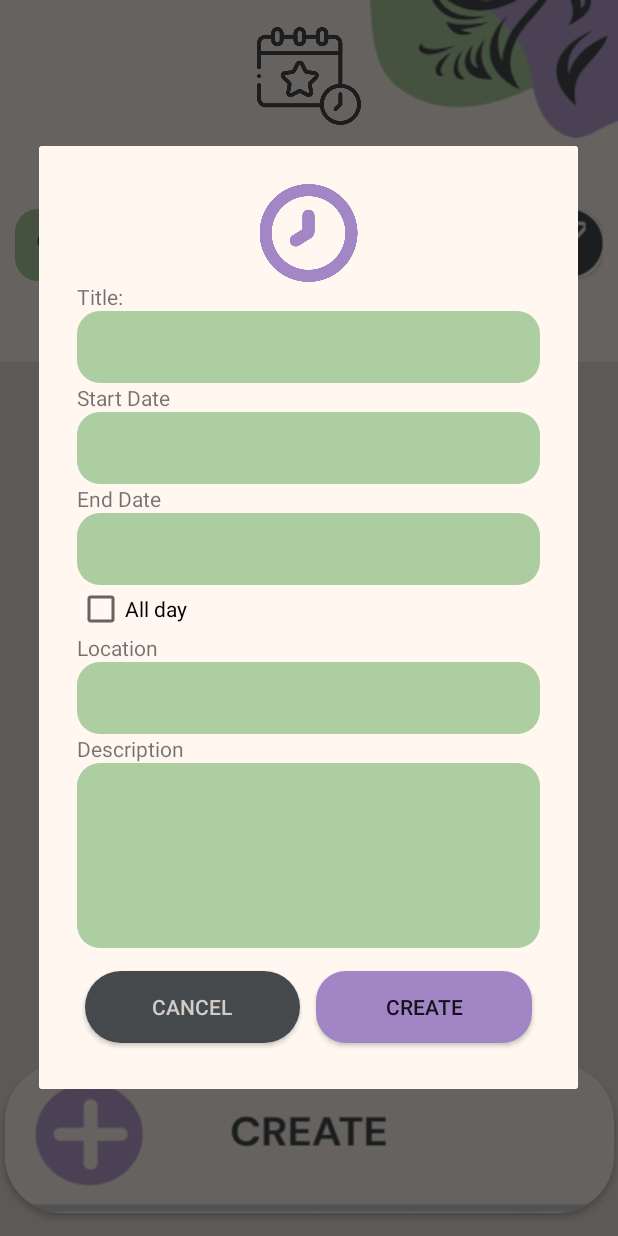
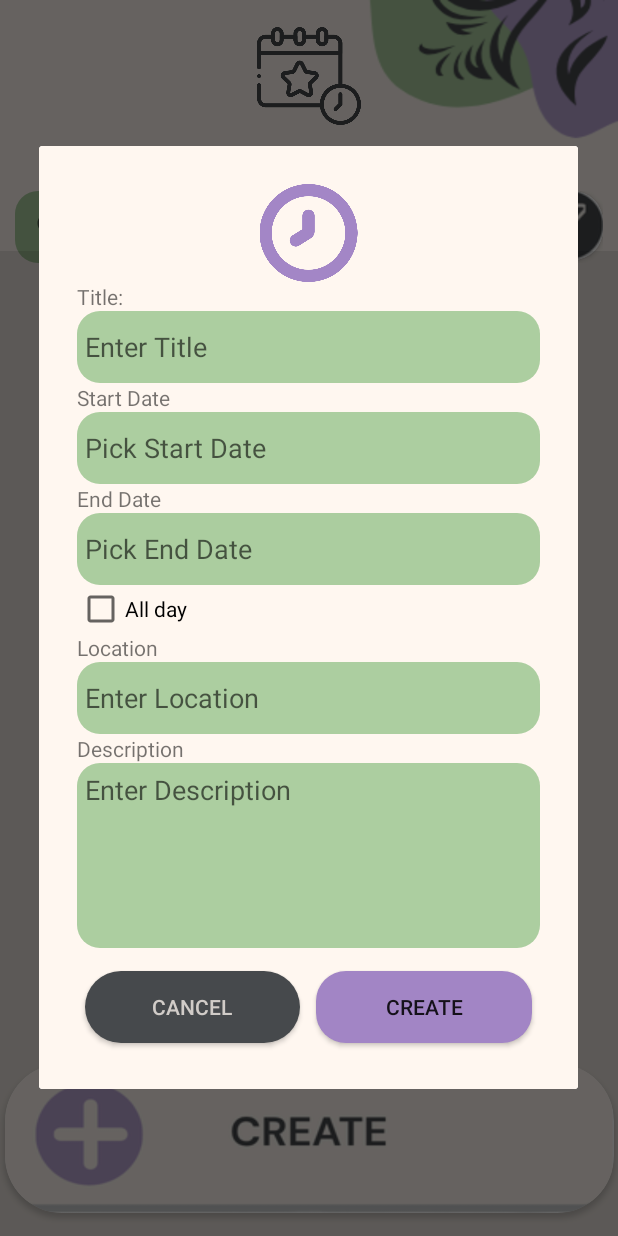
Before and after one commit to chxtty/Re-Collect, an Android app: the EventsView screen opened directly, with no data from a screen before it, after a tap on an icon or button, on a phone screen of 412 x 824 dp. Run offline under Robolectric (Android 15) with nearby library versions, the phone set to English and light mode, and no system bars; our stand-ins replace Volley; network calls fail.

Commit message:
Updated Events and Minor Changes

```diff
--- a/app/src/main/res/layout/activity_events_view.xml
+++ b/app/src/main/res/layout/activity_events_view.xml
@@ -22,16 +22,17 @@
         android:id="@+id/linearLayout3"
         android:layout_width="0dp"
         android:layout_height="wrap_content"
-        android:layout_marginTop="44dp"
+        android:layout_marginTop="32dp"
         android:orientation="horizontal"
         android:padding="10dp"
         app:layout_constraintEnd_toEndOf="parent"
+        app:layout_constraintHorizontal_bias="0.0"
         app:layout_constraintStart_toStartOf="parent"
         app:layout_constraintTop_toBottomOf="@+id/imgEventLogo">
 
         <androidx.appcompat.widget.SearchView
             android:id="@+id/edtSearchEvents"
-            android:layout_width="wrap_content"
+            android:layout_width="326dp"
             android:layout_height="wrap_content"
             android:layout_marginEnd="10dp"
             android:layout_weight="1000"
@@ -50,27 +51,6 @@
             app:cardCornerRadius="20dp" />
     </LinearLayout>
 
-    <LinearLayout
-        android:id="@+id/linearLayout4"
-        android:layout_width="414dp"
-        android:layout_height="700dp"
-        android:layout_marginTop="44dp"
-        android:background="#18000000"
-        android:orientation="vertical"
-        android:padding="15dp"
-        app:layout_constraintEnd_toEndOf="parent"
-        app:layout_constraintHorizontal_bias="0.0"
-        app:layout_constraintStart_toStartOf="parent"
-        app:layout_constraintTop_toBottomOf="@+id/linearLayout3">
-
-        <androidx.recyclerview.widget.RecyclerView
-            android:id="@+id/parentRecyclerView"
-            android:layout_width="match_parent"
-            android:layout_height="match_parent"
-            android:layout_marginTop="12dp" />
-
-    </LinearLayout>
-
     <androidx.cardview.widget.CardView
         android:id="@+id/crdCreateEvent"
         android:layout_width="406dp"
@@ -83,4 +63,31 @@
         app:layout_constraintEnd_toEndOf="parent"
         app:layout_constraintStart_toStartOf="parent" />
 
+    <LinearLayout
+        android:id="@+id/linearLayout11"
+        android:layout_width="412dp"
+        android:layout_height="675dp"
+        android:background="#18000000"
+        android:orientation="vertical"
+        app:layout_constraintBottom_toBottomOf="parent"
+        app:layout_constraintEnd_toEndOf="parent"
+        app:layout_constraintStart_toStartOf="parent"
+        app:layout_constraintTop_toBottomOf="@+id/linearLayout3">
+
+        <LinearLayout
+            android:id="@+id/linearLayout4"
+            android:layout_width="match_parent"
+            android:layout_height="573dp"
+            android:orientation="vertical"
+            android:padding="15dp">
+
+            <androidx.recyclerview.widget.RecyclerView
+                android:id="@+id/parentRecyclerView"
+                android:layout_width="match_parent"
+                android:layout_height="match_parent"
+                android:layout_marginTop="12dp" />
+
+        </LinearLayout>
+    </LinearLayout>
+
 </androidx.constraintlayout.widget.ConstraintLayout>
--- a/app/src/main/res/layout/event_create_dialog.xml
+++ b/app/src/main/res/layout/event_create_dialog.xml
@@ -31,7 +31,9 @@
             android:layout_height="48dp"
             android:background="@drawable/activity_dialog_et"
             android:ems="10"
-            android:inputType="text" />
+            android:hint="Enter Title"
+            android:inputType="text"
+            android:paddingStart="5dp" />
 
         <TextView
             android:id="@+id/textView4"
@@ -47,7 +49,9 @@
             android:clickable="true"
             android:ems="10"
             android:focusable="false"
-            android:inputType="date" />
+            android:hint="Pick Start Date"
+            android:inputType="date"
+            android:paddingStart="5dp" />
 
         <TextView
             android:id="@+id/textView5"
@@ -64,7 +68,9 @@
             android:clickable="true"
             android:ems="10"
             android:focusable="false"
-            android:inputType="date" />
+            android:hint="Pick End Date"
+            android:inputType="date"
+            android:paddingStart="5dp" />
 
         <CheckBox
             android:id="@+id/checkBox"
@@ -84,7 +90,9 @@
             android:layout_height="48dp"
             android:background="@drawable/activity_dialog_et"
             android:ems="10"
-            android:inputType="text" />
+            android:hint="Enter Location"
+            android:inputType="text"
+            android:paddingStart="5dp" />
 
         <TextView
             android:id="@+id/textView7"
@@ -101,7 +109,10 @@
             android:backgroundTintMode="src_in"
             android:ems="10"
             android:gravity="start|top"
-            android:inputType="textMultiLine" />
+            android:hint="Enter Description"
+            android:inputType="textMultiLine"
+            android:paddingStart="5dp"
+            android:paddingTop="5dp" />
 
         <LinearLayout
             android:layout_width="match_parent"
```
Also changed, not shown: app/src/main/java/com/example/re_collectui/DashboardCaregiver.java (+10 -0 lines), app/src/main/java/com/example/re_collectui/DashboardPatient.java (+9 -0 lines), app/src/main/java/com/example/re_collectui/EventAdapter.java (+40 -17 lines), app/src/main/java/com/example/re_collectui/EventsView.java (+31 -18 lines), app/src/main/java/com/example/re_collectui/LoginActivity.java (+6 -5 lines), app/src/main/res/layout/activity_main.xml (+6 -4 lines), app/src/main/res/layout/activity_request_edit.xml (+23 -12 lines), app/src/main/res/layout/activity_request_edit2.xml (+14 -2 lines), app/src/main/res/layout/event_item.xml (+10 -3 lines), app/src/main/res/layout/request_activity_dialog.xml (+7 -2 lines), app/src/main/res/layout/request_community_dialog.xml (+12 -5 lines).
